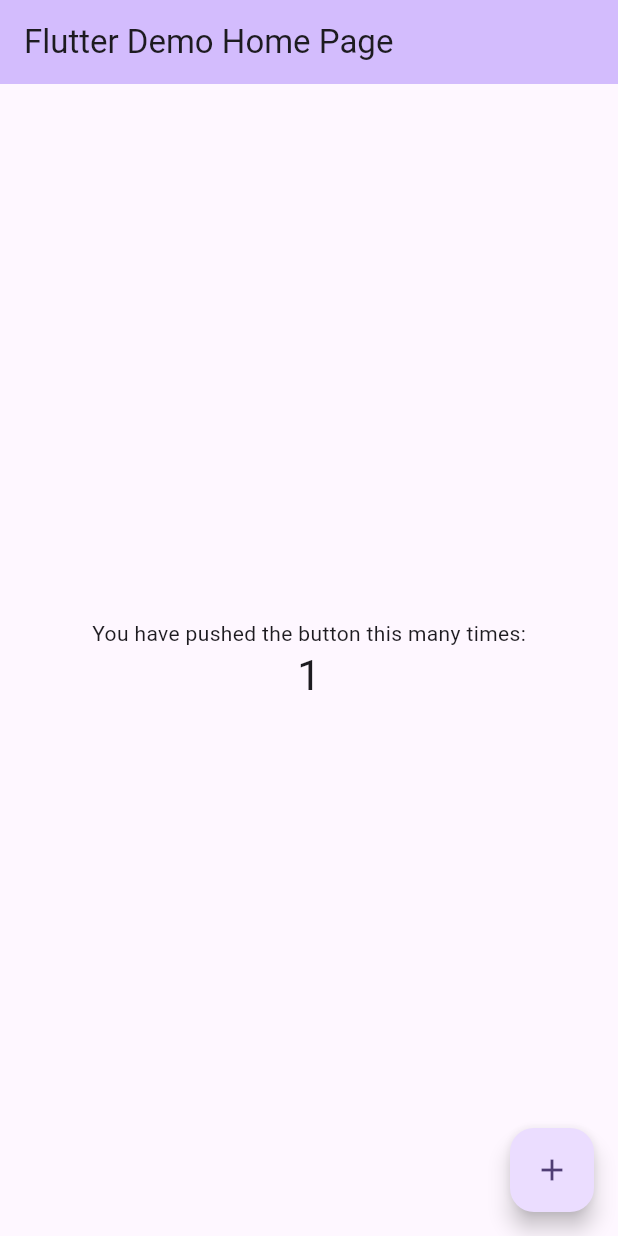
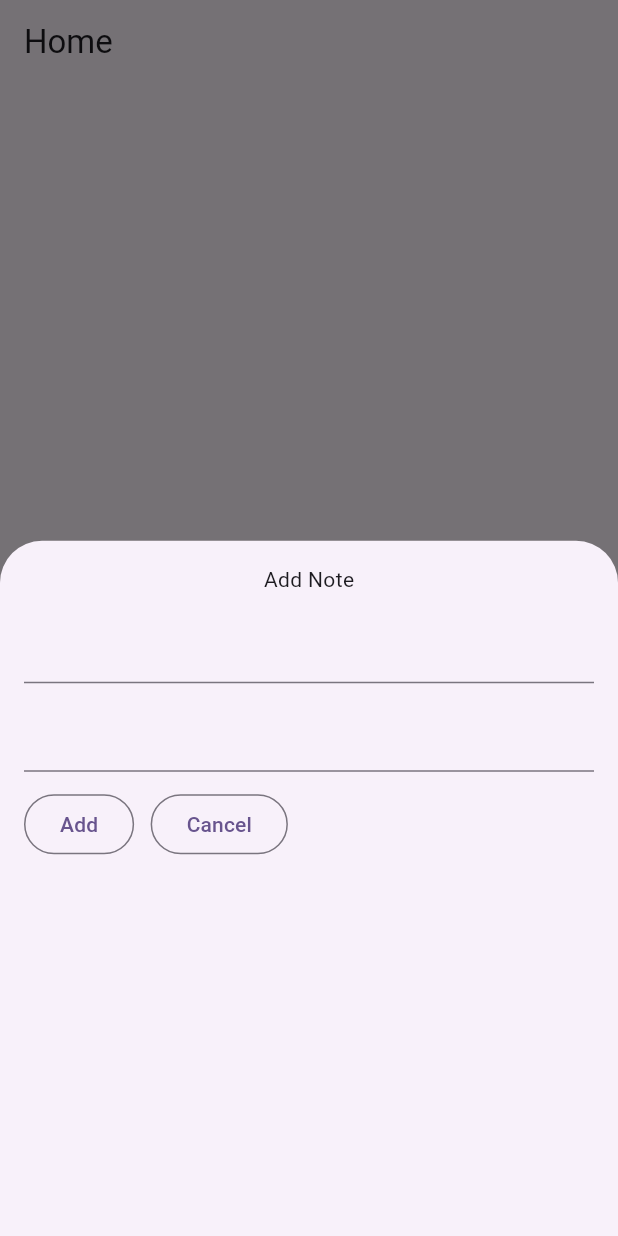
Before and after one commit to raunak2909/firebase_exp_422, a Flutter app: the screen it shows after launch, after a tap on the "add" icon, on a phone screen of 412 x 824 dp. Run offline on Flutter 3.47's test engine with Material 3 defaults, Android fonts, the light colour scheme and no system bars; our stand-ins replace cloud_firestore, firebase_core; accounts and stored records are empty.

Commit message:
notes app

```diff
--- /dev/null
+++ b/lib/home_page.dart
@@ -0,0 +1,85 @@
+import 'package:cloud_firestore/cloud_firestore.dart';
+import 'package:flutter/material.dart';
+
+class HomePage extends StatefulWidget {
+
+  @override
+  State<HomePage> createState() => _HomePageState();
+}
+
+class _HomePageState extends State<HomePage> {
+  TextEditingController titleController = TextEditingController();
+  TextEditingController descController = TextEditingController();
+
+  FirebaseFirestore? firebaseFirestore;
+  CollectionReference? noteRef;
+  @override
+  void initState() {
+    super.initState();
+    firebaseFirestore = FirebaseFirestore.instance;
+    noteRef = firebaseFirestore!.collection("notes");
+  }
+
+  @override
+  Widget build(BuildContext context) {
+
+
+    return Scaffold(
+      appBar: AppBar(
+        title: Text('Home'),
+      ),
+      body: Container(),
+      floatingActionButton: FloatingActionButton(onPressed: () async{
+        showModalBottomSheet(context: context, builder: (_){
+          return Padding(
+            padding: const EdgeInsets.all(16.0),
+            child: Column(
+              children: [
+                Text("Add Note"),
+                SizedBox(
+                  height: 11,
+                ),
+                TextField(
+                  controller: titleController,
+                ),
+                SizedBox(
+                  height: 11,
+                ),
+                TextField(
+                  controller: descController,
+                ),
+                SizedBox(
+                  height: 11,
+                ),
+                Row(
+                  children: [
+                    OutlinedButton(onPressed: () async{
+                      /*DocumentReference newDoc = await noteRef!.add({
+                        "title" : "New Note",
+                        "desc" : "New Note Description",
+                        "created_at" : "${DateTime.now().millisecondsSinceEpoch}"
+                      });*/
+
+                      await noteRef!.doc('${DateTime.now().millisecondsSinceEpoch}').set({
+                        "title" : titleController.text,
+                        "desc" : descController.text,
+                        "created_at" : "${DateTime.now().millisecondsSinceEpoch}"
+                      });
+                      Navigator.pop(context);
+                    }, child: Text('Add')),
+                    SizedBox(
+                      width: 11,
+                    ),
+                    OutlinedButton(onPressed: (){
+                      Navigator.pop(context);
+                    }, child: Text('Cancel'))
+                  ],
+                )
+              ],
+            ),
+          );
+        });
+      }, child: Icon(Icons.add),),
+    );
+  }
+}
--- a/lib/main.dart
+++ b/lib/main.dart
@@ -1,6 +1,8 @@
 import 'package:firebase_core/firebase_core.dart';
 import 'package:firebase_exp_422/firebase_options.dart';
 import 'package:flutter/material.dart';
+
+import 'home_page.dart';
 
 void main() async{
   WidgetsFlutterBinding.ensureInitialized();
@@ -29,110 +31,9 @@ class MyApp extends StatelessWidget {
     return MaterialApp(
       title: 'Flutter Demo',
       theme: ThemeData(
-        // This is the theme of your application.
-        //
-        // TRY THIS: Try running your application with "flutter run". You'll see
-        // the application has a purple toolbar. Then, without quitting the app,
-        // try changing the seedColor in the colorScheme below to Colors.green
-        // and then invoke "hot reload" (save your changes or press the "hot
-        // reload" button in a Flutter-supported IDE, or press "r" if you used
-        // the command line to start the app).
-        //
-        // Notice that the counter didn't reset back to zero; the application
-        // state is not lost during the reload. To reset the state, use hot
-        // restart instead.
-        //
-        // This works for code too, not just values: Most code changes can be
-        // tested with just a hot reload.
-        colorScheme: ColorScheme.fromSeed(seedColor: Colors.deepPurple),
+       colorScheme: ColorScheme.fromSeed(seedColor: Colors.deepPurple),
       ),
-      home: const MyHomePage(title: 'Flutter Demo Home Page'),
+      home: HomePage(),
     );
   }
 }
-
-class MyHomePage extends StatefulWidget {
-  const MyHomePage({super.key, required this.title});
-
-  // This widget is the home page of your application. It is stateful, meaning
-  // that it has a State object (defined below) that contains fields that affect
-  // how it looks.
-
-  // This class is the configuration for the state. It holds the values (in this
-  // case the title) provided by the parent (in this case the App widget) and
-  // used by the build method of the State. Fields in a Widget subclass are
-  // always marked "final".
-
-  final String title;
-
-  @override
-  State<MyHomePage> createState() => _MyHomePageState();
-}
-
-class _MyHomePageState extends State<MyHomePage> {
-  int _counter = 0;
-
-  void _incrementCounter() {
-    setState(() {
-      // This call to setState tells the Flutter framework that something has
-      // changed in this State, which causes it to rerun the build method below
-      // so that the display can reflect the updated values. If we changed
-      // _counter without calling setState(), then the build method would not be
-      // called again, and so nothing would appear to happen.
-      _counter++;
-    });
-  }
-
-  @override
-  Widget build(BuildContext context) {
-    // This method is rerun every time setState is called, for instance as done
-    // by the _incrementCounter method above.
-    //
-    // The Flutter framework has been optimized to make rerunning build methods
-    // fast, so that you can just rebuild anything that needs updating rather
-    // than having to individually change instances of widgets.
-    return Scaffold(
-      appBar: AppBar(
-        // TRY THIS: Try changing the color here to a specific color (to
-        // Colors.amber, perhaps?) and trigger a hot reload to see the AppBar
-        // change color while the other colors stay the same.
-        backgroundColor: Theme.of(context).colorScheme.inversePrimary,
-        // Here we take the value from the MyHomePage object that was created by
-        // the App.build method, and use it to set our appbar title.
-        title: Text(widget.title),
-      ),
-      body: Center(
-        // Center is a layout widget. It takes a single child and positions it
-        // in the middle of the parent.
-        child: Column(
-          // Column is also a layout widget. It takes a list of children and
-          // arranges them vertically. By default, it sizes itself to fit its
-          // children horizontally, and tries to be as tall as its parent.
-          //
-          // Column has various properties to control how it sizes itself and
-          // how it positions its children. Here we use mainAxisAlignment to
-          // center the children vertically; the main axis here is the vertical
-          // axis because Columns are vertical (the cross axis would be
-          // horizontal).
-          //
-          // TRY THIS: Invoke "debug painting" (choose the "Toggle Debug Paint"
-          // action in the IDE, or press "p" in the console), to see the
-          // wireframe for each widget.
-          mainAxisAlignment: MainAxisAlignment.center,
-          children: <Widget>[
-            const Text('You have pushed the button this many times:'),
-            Text(
-              '$_counter',
-              style: Theme.of(context).textTheme.headlineMedium,
-            ),
-          ],
-        ),
-      ),
-      floatingActionButton: FloatingActionButton(
-        onPressed: _incrementCounter,
-        tooltip: 'Increment',
-        child: const Icon(Icons.add),
-      ), // This trailing comma makes auto-formatting nicer for build methods.
-    );
-  }
-}
--- a/pubspec.yaml
+++ b/pubspec.yaml
@@ -35,6 +35,7 @@ dependencies:
   # Use with the CupertinoIcons class for iOS style icons.
   cupertino_icons: ^1.0.8
   firebase_core: ^4.2.1
+  cloud_firestore: ^6.1.0
 
 dev_dependencies:
   flutter_test:
```
Also changed, not shown: pubspec.lock, 3 other files.
